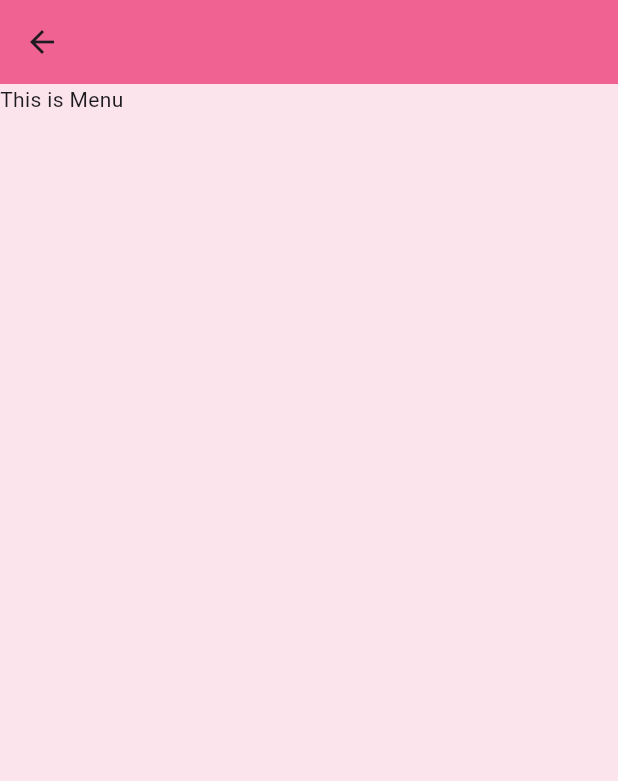
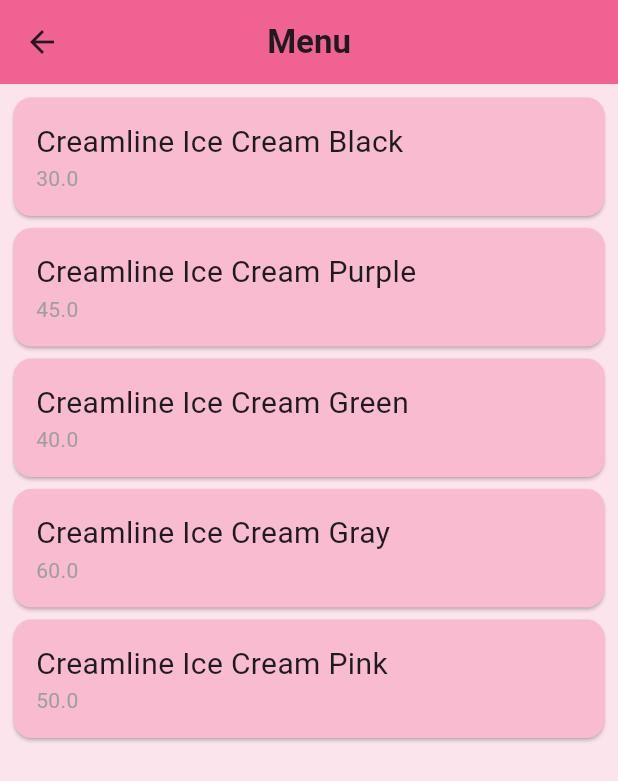
Before and after one commit to Ybonne05/creamline, a Flutter app: the Menu screen opened by its route, on a phone screen of 412 x 824 dp. Shown: the top 781 px of the screen. Run offline on Flutter 3.47's test engine with Material 3 defaults, Android fonts, the phone set to English and light mode, and no system bars.

Commit message:
Menucard and Product

```diff
--- a/lib/main.dart
+++ b/lib/main.dart
@@ -4,6 +4,7 @@ import 'package:flutterapps/pages/dashboard.dart';
 import 'package:flutterapps/pages/menu.dart';
 
 void main() => runApp(MaterialApp(
+  initialRoute: "/menu",
   routes: {
     '/' : (context) => Dashboard(),
     '/menu' : (context) => Menu(),
--- a/lib/pages/menu.dart
+++ b/lib/pages/menu.dart
@@ -1,4 +1,6 @@
 import 'package:flutter/material.dart';
+import 'package:flutterapps/services/Product.dart';
+import 'package:flutterapps/services/MenuCard.dart';
 
 class Menu extends StatefulWidget {
   const Menu({super.key});
@@ -8,13 +10,33 @@ class Menu extends StatefulWidget {
 }
 
 class _MenuState extends State<Menu> {
+  List products = <Product>[
+    Product(productName: "Creamline Ice Cream Black", price: 30.00),
+    Product(productName: "Creamline Ice Cream Purple", price: 45.00),
+    Product(productName: "Creamline Ice Cream Green", price: 40.00),
+    Product(productName: "Creamline Ice Cream Gray", price: 60.00),
+    Product(productName: "Creamline Ice Cream Pink", price: 50.00),
+  ];
+
   @override
   Widget build(BuildContext context) {
     return Scaffold(
-      body: Text('This is Menu'),
       backgroundColor: Colors.pink[50],
       appBar: AppBar(
+        title: Text('Menu',
+        style: TextStyle(
+          fontWeight: FontWeight.bold,
+        ),
+        ),
+        centerTitle: true,
         backgroundColor: Colors.pink[300],
+      ),
+      body: Padding(
+        padding: EdgeInsets.all(5.0),
+
+        child: Column(
+          children: products.map((product)=>Menucard(product: product)).toList(),
+        ),
       ),
     );
   }
--- /dev/null
+++ b/lib/services/MenuCard.dart
@@ -0,0 +1,32 @@
+import 'package:flutter/material.dart';
+import 'package:flutterapps/services/Product.dart';
+
+class Menucard extends StatelessWidget {
+  final Product product;
+
+  Menucard({required this.product});
+
+  @override
+  Widget build(BuildContext context) {
+    return Card(
+        color:Colors.pink[100],
+        child: Padding(
+          padding: EdgeInsets.all(15.0),
+          child: Column(
+            crossAxisAlignment: CrossAxisAlignment.stretch,
+            children: <Widget>[
+              Text(product.productName,
+                style: TextStyle(
+                  fontSize : 20.0,
+                ),),
+              Text('${product.price}',
+                style: TextStyle(
+                  color: Colors.grey[500],
+                ),
+              ),
+            ],
+          ),
+        )
+    );
+  }
+}
--- /dev/null
+++ b/lib/services/Product.dart
@@ -0,0 +1,9 @@
+import 'package:flutter/material.dart';
+
+
+class Product{
+  String productName;
+  double price;
+
+  Product({required this.productName, required this.price});
+}
```
Lines whose indentation alone changed are shown as unchanged.
